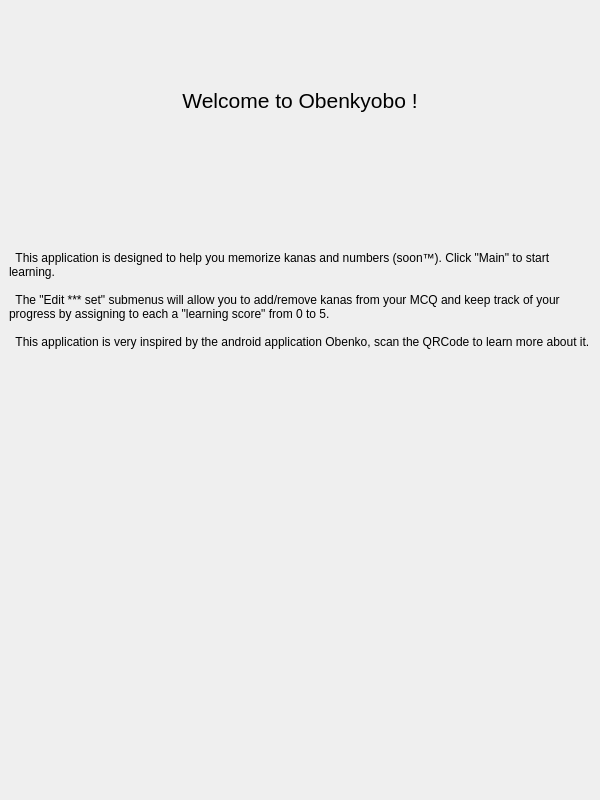
Above: Src/widgetwelcome.ui from Aryetis/Obenkyobo before the change. Below: the same form after it.
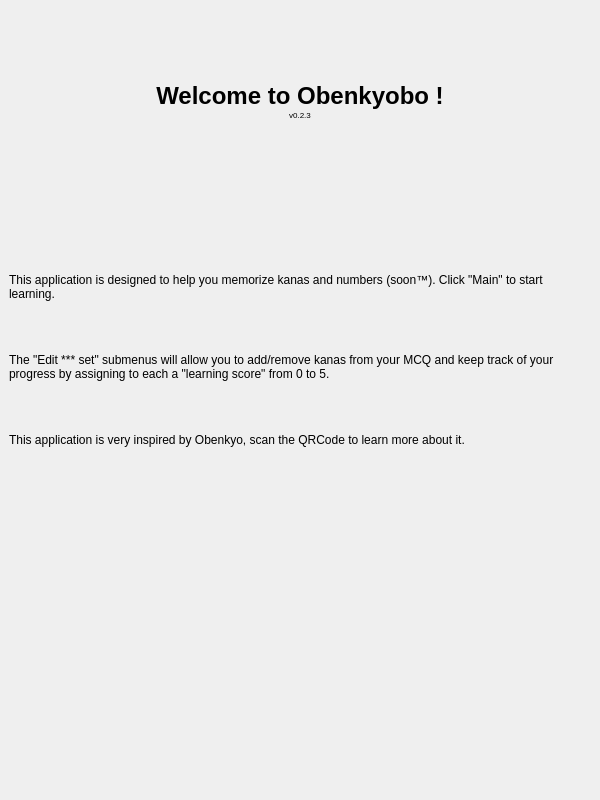
That is the form after the change. Icons and pictures are not drawn.

Commit message: themed and harmonized QCheckboxes for tristate Vocab Page ones ,quickly proofread popups, increased version number added version number to welcome page

Diff of the .ui file:
```diff
--- a/Src/widgetwelcome.ui
+++ b/Src/widgetwelcome.ui
@@ -19,7 +19,7 @@
   <property name="windowTitle">
    <string>Form</string>
   </property>
-  <layout class="QVBoxLayout" name="verticalLayout_2" stretch="0,0">
+  <layout class="QVBoxLayout" name="verticalLayout_2" stretch="3,1">
    <property name="spacing">
     <number>0</number>
    </property>
@@ -39,7 +39,7 @@
     <number>0</number>
    </property>
    <item>
-    <layout class="QVBoxLayout" name="TextStuffLayout" stretch="0,0">
+    <layout class="QVBoxLayout" name="TextStuffLayout" stretch="2,8">
      <property name="spacing">
       <number>0</number>
      </property>
@@ -50,7 +50,7 @@
       <number>0</number>
      </property>
      <item>
-      <layout class="QHBoxLayout" name="WelcomeTitleLayout">
+      <layout class="QVBoxLayout" name="verticalLayout">
        <property name="spacing">
         <number>0</number>
        </property>
@@ -66,23 +66,50 @@
        <item>
         <widget class="QLabel" name="WelcomeTitle">
          <property name="sizePolicy">
-          <sizepolicy hsizetype="Preferred" vsizetype="Preferred">
+          <sizepolicy hsizetype="Preferred" vsizetype="Expanding">
            <horstretch>0</horstretch>
            <verstretch>0</verstretch>
           </sizepolicy>
          </property>
          <property name="font">
           <font>
-           <pointsize>16</pointsize>
-           <weight>50</weight>
-           <bold>false</bold>
+           <pointsize>18</pointsize>
+           <weight>75</weight>
+           <bold>true</bold>
           </font>
          </property>
+         <property name="frameShape">
+          <enum>QFrame::NoFrame</enum>
+         </property>
          <property name="text">
           <string>Welcome to Obenkyobo !</string>
          </property>
          <property name="alignment">
-          <set>Qt::AlignCenter</set>
+          <set>Qt::AlignBottom|Qt::AlignHCenter</set>
+         </property>
+        </widget>
+       </item>
+       <item>
+        <widget class="QLabel" name="label">
+         <property name="sizePolicy">
+          <sizepolicy hsizetype="Preferred" vsizetype="Preferred">
+           <horstretch>0</horstretch>
+           <verstretch>0</verstretch>
+          </sizepolicy>
+         </property>
+         <property name="font">
+          <font>
+           <pointsize>6</pointsize>
+          </font>
+         </property>
+         <property name="frameShape">
+          <enum>QFrame::NoFrame</enum>
+         </property>
+         <property name="text">
+          <string>v0.2.3</string>
+         </property>
+         <property name="alignment">
+          <set>Qt::AlignHCenter|Qt::AlignTop</set>
          </property>
         </widget>
        </item>
@@ -111,11 +138,7 @@
           </sizepolicy>
          </property>
          <property name="text">
-          <string>  This application is designed to help you memorize kanas and numbers (soon™). Click &quot;Main&quot; to start learning.
-
-  The &quot;Edit *** set&quot; submenus will allow you to add/remove kanas from your MCQ and keep track of your progress by assigning to each a &quot;learning score&quot; from 0 to 5.
-
-  This application is very inspired by the android application Obenko, scan the QRCode to learn more about it.</string>
+          <string>&lt;html&gt;&lt;head/&gt;&lt;body&gt;&lt;p&gt;  This application is designed to help you memorize kanas and numbers (soon™). Click &amp;quot;Main&amp;quot; to start learning.&lt;/p&gt;&lt;p&gt;&lt;br/&gt;&lt;/p&gt;&lt;p&gt;  The &amp;quot;Edit *** set&amp;quot; submenus will allow you to add/remove kanas from your MCQ and keep track of your progress by assigning to each a &amp;quot;learning score&amp;quot; from 0 to 5.&lt;/p&gt;&lt;p&gt;&lt;br/&gt;&lt;/p&gt;&lt;p&gt;  This application is very inspired by Obenkyo, scan the QRCode to learn more about it.&lt;/p&gt;&lt;/body&gt;&lt;/html&gt;</string>
          </property>
          <property name="wordWrap">
           <bool>true</bool>
```
The commit also changes 5 other files.
